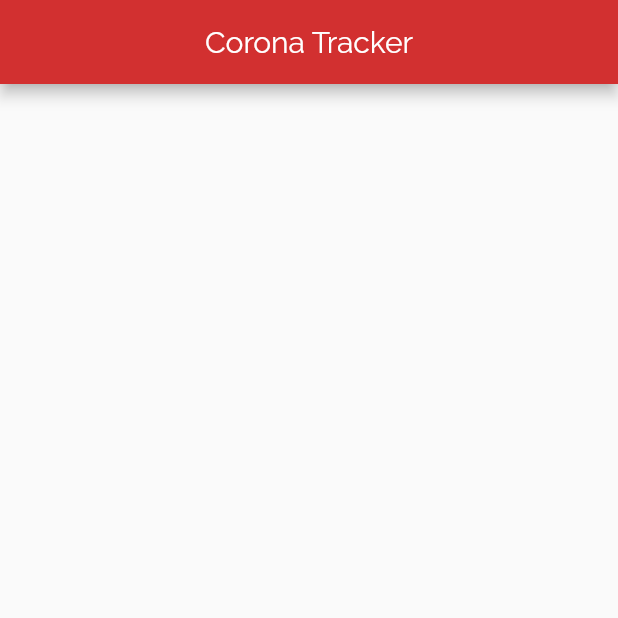
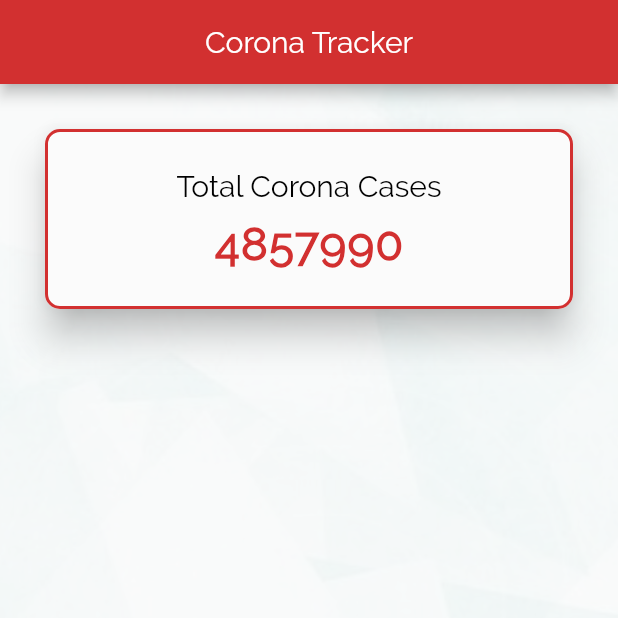
Before and after one commit to Ayush783/Coronavirus_tracker_app, a Flutter app: the screen it shows after launch, on a phone screen of 412 x 824 dp, the top half of it. Run offline on Flutter 3.47's test engine with Material 2 defaults, Android fonts, the phone set to English and light mode, and no system bars; our stand-ins replace flutter_icons.

Commit message:
built card ui to display data

```diff
--- a/lib/screens/homeScreen.dart
+++ b/lib/screens/homeScreen.dart
@@ -1,31 +1,40 @@
 // import 'package:coronavirus_tracker_app/repositories/dataRepo.dart';
 // import 'package:coronavirus_tracker_app/services/APIService.dart';
 // import 'package:coronavirus_tracker_app/services/api.dart';
+import 'dart:ui';
+
+import 'package:coronavirus_tracker_app/ui/Appbar.dart';
+import 'package:coronavirus_tracker_app/ui/dataCard.dart';
 import 'package:flutter/material.dart';
 
 class HomeScreen extends StatefulWidget {
-
   @override
   _HomeScreenState createState() => _HomeScreenState();
 }
 
 class _HomeScreenState extends State<HomeScreen> {
-
-
   @override
   Widget build(BuildContext context) {
-
+    final size = MediaQuery.of(context).size;
     return SafeArea(
       child: Scaffold(
-        appBar: AppBar(
-          backgroundColor: Color.fromRGBO(210, 48, 48, 1),
-          title: Text(
-            "Corona Tracker",
-            style: TextStyle(fontFamily: 'primary'),
+        appBar: appbar(),
+        body: Container(
+          height: size.height,
+          width: size.width,
+          decoration: BoxDecoration(
+            image: DecorationImage(
+                image: AssetImage('images/bgImage.jpg'),
+                colorFilter: ColorFilter.mode(
+                    Colors.black.withOpacity(0.15), BlendMode.dstATop),
+                fit: BoxFit.cover),
           ),
-          centerTitle: true,
+          child: ListView(
+            children: <Widget>[
+              dataCard(),
+            ],
+          ),
         ),
-        body:Text(''),
       ),
     );
   }
--- a/lib/services/api.dart
+++ b/lib/services/api.dart
@@ -29,13 +29,16 @@ class API {
       host: host,
       port: port,
       path: 'token',
-      queryParameters: {'grant_type': 'client_credentials'});
+      queryParameters: {'grant_type': 'client_credentials'}
+      );
 
   Uri endpointUri(Endpoint endpoint) => Uri(
       scheme: 'https',
       host: host,
       port: port,
-      path: '$basePath/${_path[endpoint]}');
+      path: '$basePath/${_path[endpoint]}',
+      queryParameters: {'country': 'World'}
+      );
 
   static Map<Endpoint, String> _path = {
     Endpoint.cases: 'cases',
--- /dev/null
+++ b/lib/ui/Appbar.dart
@@ -0,0 +1,12 @@
+import 'package:flutter/material.dart';
+
+Widget appbar(){
+  return AppBar(
+          backgroundColor: Color.fromRGBO(210, 48, 48, 1),
+          title: Text(
+            "Corona Tracker",
+            style: TextStyle(fontFamily: 'primary'),
+          ),
+          centerTitle: true,
+        );
+}
--- /dev/null
+++ b/lib/ui/dataCard.dart
@@ -0,0 +1,43 @@
+import 'package:flutter/material.dart';
+
+Widget dataCard(){
+  return Padding(
+                padding: const EdgeInsets.all(30.0),
+                child: Material(
+                  elevation: 10,
+                  borderRadius: BorderRadius.circular(10),
+                  child: Container(
+                    height: 120,
+                    width: 100,
+                    decoration: BoxDecoration(
+                        color: Colors.white10,
+                        border: Border.all(
+                            color: Color.fromRGBO(210, 48, 48, 1), width: 2),
+                        borderRadius: BorderRadius.circular(10)),
+                    child: Column(
+                      crossAxisAlignment: CrossAxisAlignment.center,
+                      mainAxisAlignment: MainAxisAlignment.center,
+                      children: <Widget>[
+                        Text(
+                          "Total Corona Cases",
+                          style: TextStyle(
+                              color: Colors.black,
+                              fontFamily: 'primary',
+                              fontSize: 20),
+                        ),
+                        Padding(padding: EdgeInsets.only(top: 10)),
+                        Text(
+                          '4857990',
+                          style: TextStyle(
+                            letterSpacing: 01,
+                              color: Color.fromRGBO(210, 48, 48, 1),
+                              fontFamily: 'primary',
+                              fontSize: 30,
+                              fontWeight: FontWeight.w600),
+                        )
+                      ],
+                    ),
+                  ),
+                ),
+              );
+}
--- a/pubspec.yaml
+++ b/pubspec.yaml
@@ -13,6 +13,7 @@ dependencies:
   flutter_custom_clippers: ^1.1.1
   flutter_icons: ^1.1.0
   cupertino_icons: ^0.1.2
+  provider: ^4.0.4
 
 dev_dependencies:
   flutter_test:
```
Also changed, not shown: images/bgImage.jpg (added), pubspec.lock.
